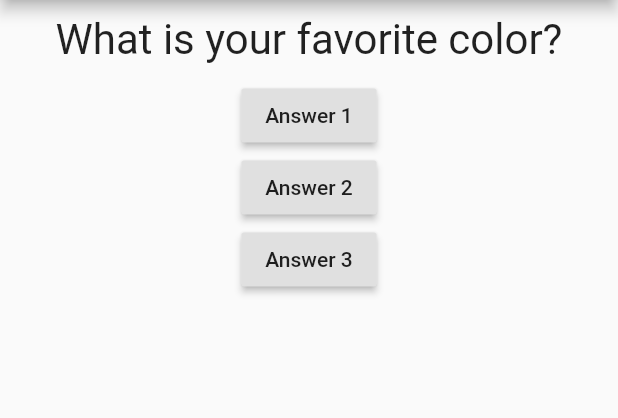
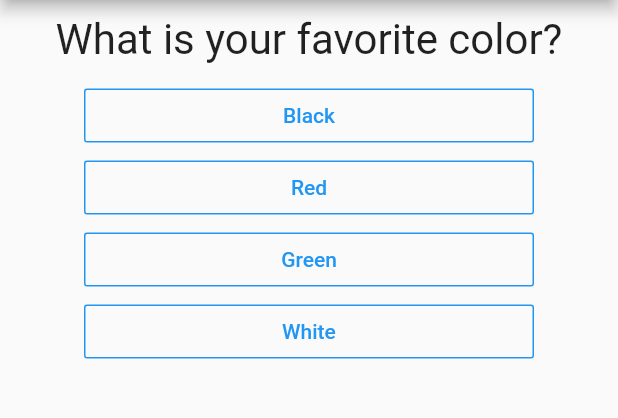
Before and after one commit to erinkelsey/quizapp-flutter, a Flutter app: the screen it shows after launch, on a phone screen of 412 x 824 dp, the part 84-502 px from its top. Run offline on Flutter 3.47's test engine with Material 2 defaults, Android fonts, the phone set to English and light mode, and no system bars.

Commit message:
Questions and answer widgets with basic result.

```diff
--- /dev/null
+++ b/lib/answer.dart
@@ -0,0 +1,24 @@
+import 'package:flutter/material.dart';
+
+class Answer extends StatelessWidget {
+  final Function selectHandler;
+  final String answerText;
+
+  Answer(this.selectHandler, this.answerText);
+
+  @override
+  Widget build(BuildContext context) {
+    return Container(
+      constraints: BoxConstraints(minWidth: 300, maxWidth: 500),
+      // width: double.infinity,
+      // margin: EdgeInsets.all(50),
+      child: OutlineButton(
+          child: Text(answerText),
+          onPressed: selectHandler,
+          borderSide: BorderSide(color: Colors.blue),
+          textColor: Colors.blue,
+          highlightedBorderColor: Colors.blue
+        ),
+    );
+  }
+}
--- a/lib/main.dart
+++ b/lib/main.dart
@@ -1,10 +1,10 @@
 import 'package:flutter/material.dart';
+// import 'dart:io' show Platform;
+// import 'package:flutter/foundation.dart' show kIsWeb;
 
+// import './quiz.dart';
 import './question.dart';
-
-// void main() {
-//   runApp(QuizApp());
-// }
+import './answer.dart';
 
 void main() => runApp(QuizApp());
 
@@ -17,45 +17,52 @@ class QuizApp extends StatefulWidget {
 }
 
 class _QuizAppState extends State<QuizApp> {
+  final questions = const [
+      {
+        'questionText' : 'What is your favorite color?',
+        'answers' : ['Black', 'Red', 'Green', 'White']
+      },
+      {
+        'questionText' : 'What is your favorite animal?',
+        'answers' : ['Leopard', 'Koala Bear', 'Fennec Fox', 'Sloth']
+      },
+      {
+        'questionText' : 'What is your favorite food?',
+        'answers' : ['Burgers', 'Tacos', 'Noodles', 'Pizza']
+      },
+    ];
+
   int _questionIndex = 0;
 
   void _answerQuestion(){
     setState(() {
-      _questionIndex = _questionIndex + 1;
-    });
-    print(_questionIndex);
+        _questionIndex = _questionIndex + 1;
+        print(_questionIndex);
+      });
+
+    // if (_questionIndex < questions.length - 1){
+
+    // }
+
+    // print(Platform.isIOS);
+    // print(kIsWeb);
   }
 
   @override
   Widget build(BuildContext context) {
-    var questions = [
-      'What is your favorite color?',
-      'What is your favorite animal?',
-    ];
-
-    // TODO: implement build
-    // throw UnimplementedError();
     return MaterialApp(home: Scaffold(
       appBar: AppBar(title: Text('Quiz App'),),
-      body: Column(children: [
+      body: _questionIndex < questions.length ? Column(children: [
         Question(
-          questions.elementAt(_questionIndex),
+          questions[_questionIndex]['questionText'],
         ),
-        RaisedButton(
-          child: Text('Answer 1'),
-          onPressed: _answerQuestion,
-        ),
-        RaisedButton(
-          child: Text('Answer 2'),
-          onPressed: _answerQuestion,
-        ),
-        RaisedButton(
-          child: Text('Answer 3'),
-          onPressed: _answerQuestion,
-        ),
-      ],),
-
-    ),);
+        ...(questions[_questionIndex]['answers'] as List<String>).map((answer) {
+          return Answer(_answerQuestion, answer);
+        }).toList(),
+      ],
+      ) : Center(child: Text('You did it!'),),
+    ),
+    );
   }
 
 }
--- /dev/null
+++ b/lib/quiz.dart
@@ -0,0 +1,13 @@
+import 'package:flutter/material.dart';
+
+import './question.dart';
+import './answer.dart';
+
+class Quiz extends StatelessWidget {
+  @override
+  Widget build(BuildContext context) {
+    return Container(
+
+    );
+  }
+}
```
Also changed, not shown: lib/result.dart (added).
